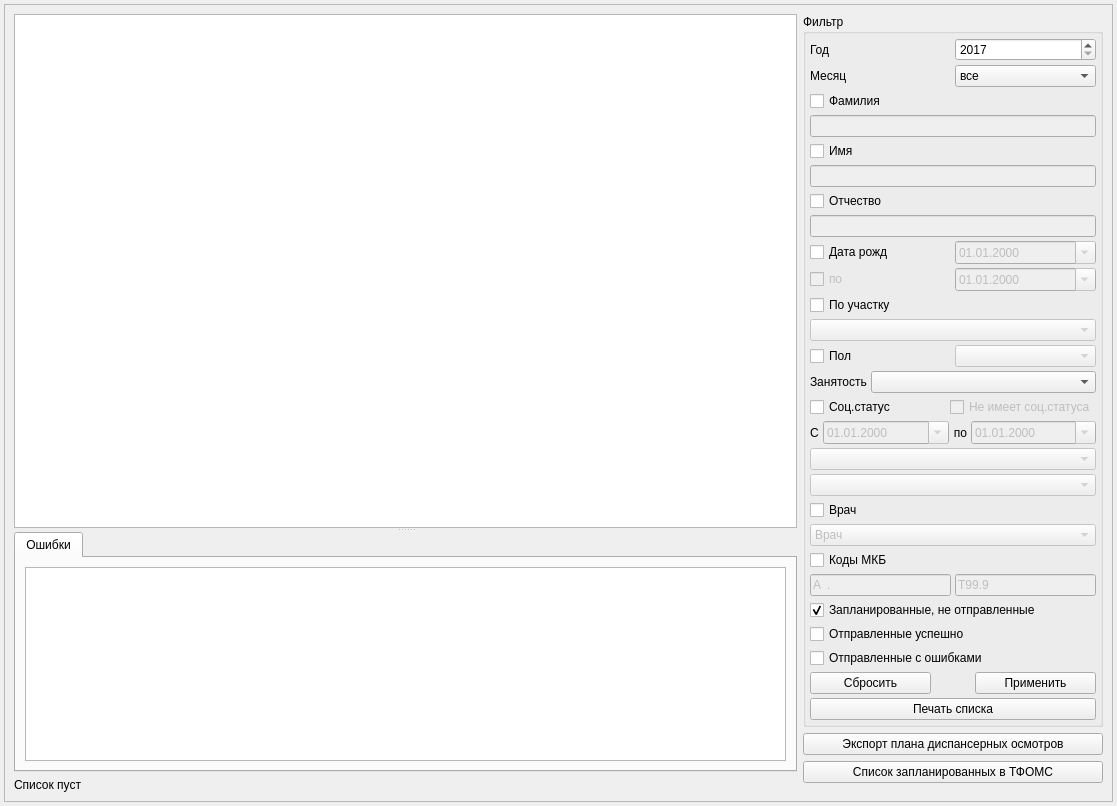
The window that Registry/DispExchangeDiagnosisPage.ui (rusingineer/KPS-Samson) describes before a commit, drawn with Qt 5.
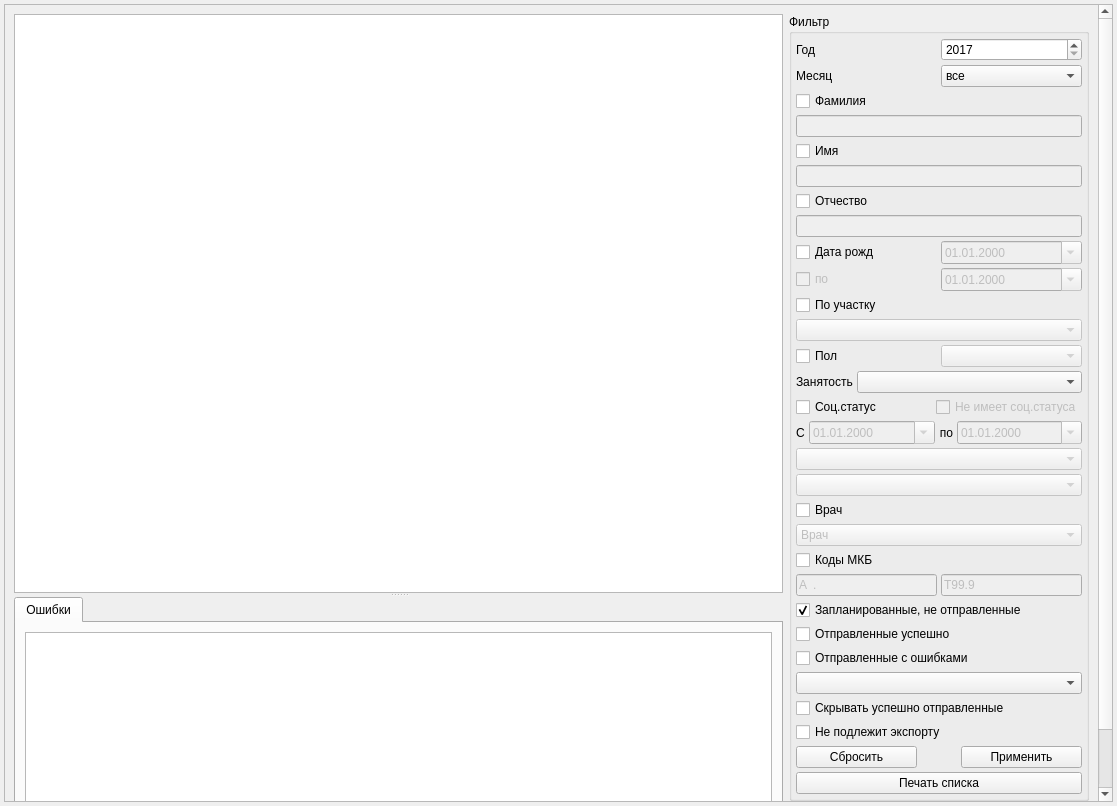
The same window after the commit. Custom widgets are drawn as their Qt base class.

```diff
--- a/Registry/DispExchangeDiagnosisPage.ui
+++ b/Registry/DispExchangeDiagnosisPage.ui
@@ -683,6 +683,23 @@
               </property>
              </widget>
             </item>
+            <item>
+             <widget class="CRecordMultivalueComboBox" name="cmbExportedWithErrors"/>
+            </item>
+            <item>
+             <widget class="QCheckBox" name="chkHideSuccess">
+              <property name="text">
+               <string>Скрывать успешно отправленные</string>
+              </property>
+             </widget>
+            </item>
+            <item>
+             <widget class="QCheckBox" name="chkFilterIsExport">
+              <property name="text">
+               <string>Не подлежит экспорту</string>
+              </property>
+             </widget>
+            </item>
             <item>
              <layout class="QHBoxLayout" name="horizontalLayout_3">
               <item>
@@ -798,6 +815,11 @@
    <extends>QComboBox</extends>
    <header>Registry/SocStatusComboBox.h</header>
   </customwidget>
+  <customwidget>
+   <class>CRecordMultivalueComboBox</class>
+   <extends>QComboBox</extends>
+   <header>library/MultivalueComboBox.h</header>
+  </customwidget>
  </customwidgets>
  <resources/>
  <connections/>
```
Left out of the diff: 64 changed lines with no effect on the pictures.
